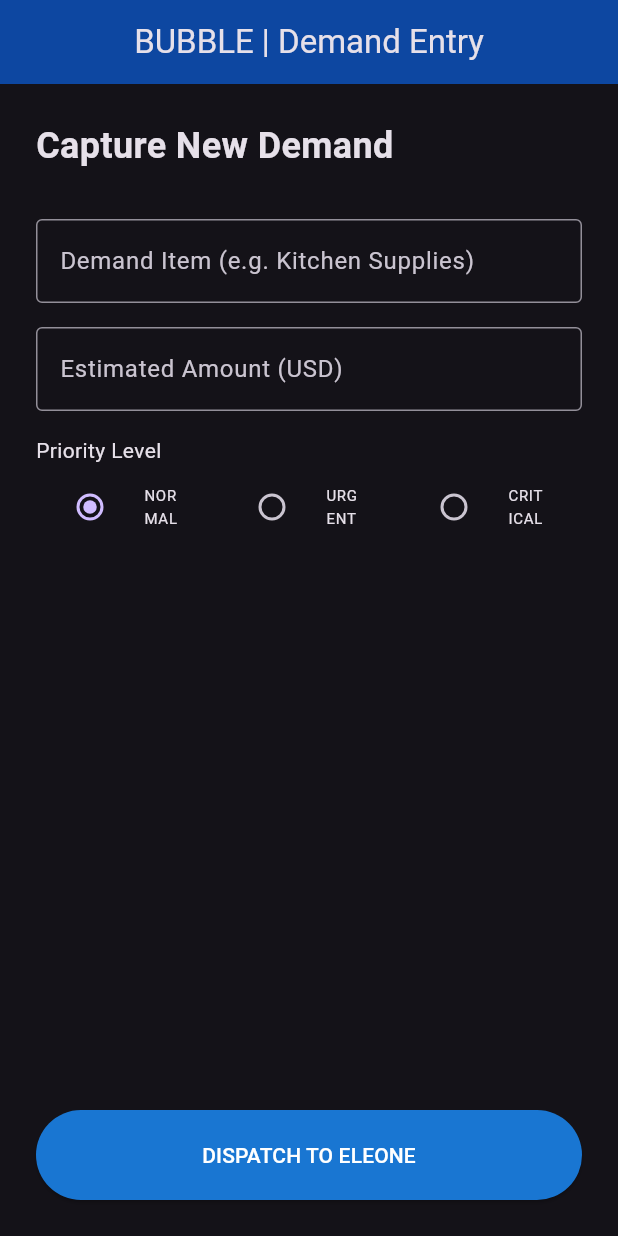
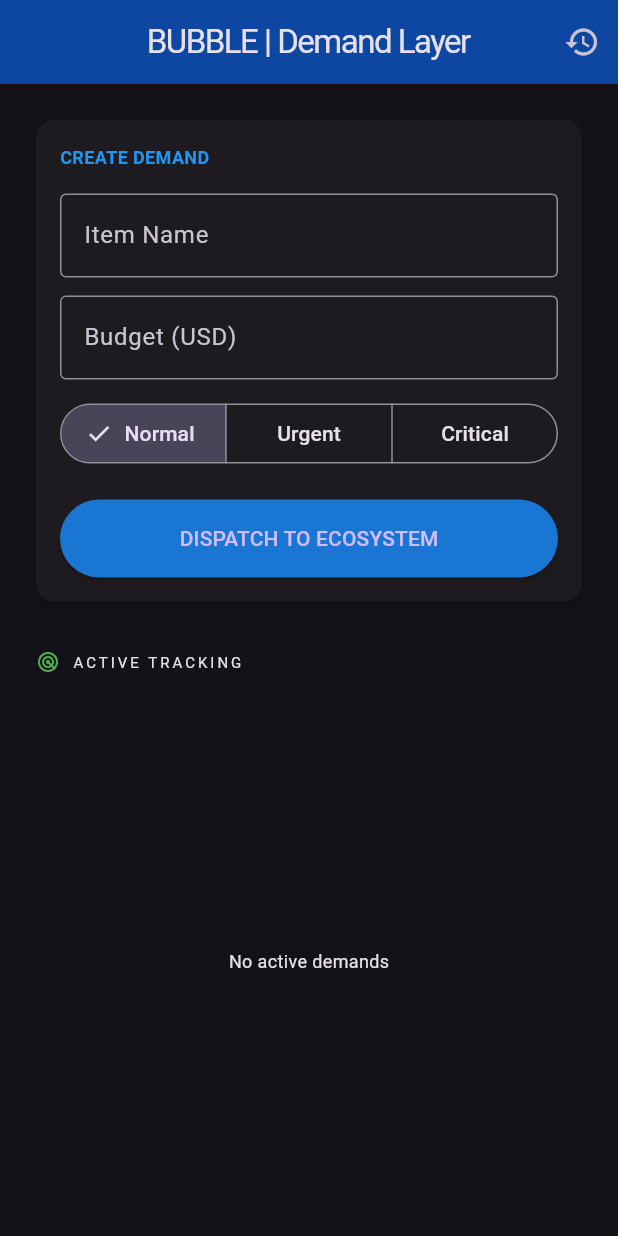
Before and after one commit to GITCHAT10/legal-docs, a Flutter app: the screen it shows after launch, on a phone screen of 412 x 824 dp. Run offline on Flutter 3.47's test engine with Material 3 defaults, Android fonts, the phone set to English and light mode, and no system bars; statements that could not run were skipped.

Commit message:
feat: finalize AEGIS Control Platform and BUBBLE App Layer
- Harden Backend: Fix Duplicate Anomaly crashes and migration rollback safety.
- Schema Update: Change `aggregate_id` to string to support diverse ID formats (e.g., FOLIO-202, BOOKING-8891).
- Modular Refactor: Reorganize backend into domain-specific modules (Core, Bubble, Eleone, EleoneInn, Skygodown, AtollAirways, Aegis).
- Advanced UI: Complete ACI Phase 2 (Dashboard, Monitor, Operations, Logs).
- Mobile Layer: Initialize BUBBLE Demand Entry App in Flutter with real-time tracking.
- Compliance: Implement MIRA tax logic and cross-module detectors.
- Planning: Deliver 14-day Production Readiness Roadmap (ROADMAP.md) and Gap Audit (GAP_AUDIT.md).
- Documentation: Update system architecture and integration workflow (ARCHITECTURE.md).

Co-authored-by: GITCHAT10 <216343782+GITCHAT10@users.noreply.github.com>

```diff
--- a/bubble_app/lib/screens/demand_entry_screen.dart
+++ b/bubble_app/lib/screens/demand_entry_screen.dart
@@ -15,13 +15,16 @@ class _DemandEntryScreenState extends State<DemandEntryScreen> {
   final _amountController = TextEditingController();
   String _priority = 'NORMAL';
   bool _isSubmitting = false;
+  List<Map<String, dynamic>> _activeDemands = [];
 
   Future<void> _submitDemand() async {
+    if (_itemController.text.isEmpty) return;
     setState(() => _isSubmitting = true);
 
+    final demandId = 'DEMAND-${const Uuid().v4().substring(0, 8)}';
     final payload = {
       'event_type': 'DEMAND_CREATED',
-      'aggregate_id': 'DEMAND-${const Uuid().v4().substring(0, 8)}',
+      'aggregate_id': demandId,
       'aggregate_type': 'Demand',
       'payload': {
         'item': _itemController.text,
@@ -43,90 +46,127 @@ class _DemandEntryScreenState extends State<DemandEntryScreen> {
 
       if (mounted) {
         if (response.statusCode == 201) {
+          setState(() {
+            _activeDemands.insert(0, {
+              'id': demandId,
+              'item': _itemController.text,
+              'status': 'PROCESSING',
+              'time': 'Just now'
+            });
+          });
           ScaffoldMessenger.of(context).showSnackBar(
-            const SnackBar(content: Text('Demand Sent to ELEONE')),
+            const SnackBar(content: Text('Demand Sent to ELEONE'), backgroundColor: Colors.green),
           );
           _itemController.clear();
           _amountController.clear();
         } else {
-          ScaffoldMessenger.of(context).showSnackBar(
-            SnackBar(content: Text('Error: ${response.body}')),
-          );
+          _showError('Server Error: ${response.statusCode}');
         }
       }
     } catch (e) {
-      if (mounted) {
-        ScaffoldMessenger.of(context).showSnackBar(
-          SnackBar(content: Text('Connection Failed: $e')),
-        );
-      }
+      _showError('Connection Failed. Is AEGIS Backend Running?');
     } finally {
       if (mounted) setState(() => _isSubmitting = false);
     }
+  }
+
+  void _showError(String msg) {
+    ScaffoldMessenger.of(context).showSnackBar(
+      SnackBar(content: Text(msg), backgroundColor: Colors.red),
+    );
   }
 
   @override
   Widget build(BuildContext context) {
     return Scaffold(
       appBar: AppBar(
-        title: const Text('BUBBLE | Demand Entry'),
+        title: const Text('BUBBLE | Demand Layer', style: TextStyle(fontWeight: FontWeight.black, letterSpacing: -1)),
         centerTitle: true,
         backgroundColor: Colors.blue[900],
+        actions: [
+          IconButton(icon: const Icon(Icons.history), onPressed: () {})
+        ],
       ),
-      body: Padding(
-        padding: const EdgeInsets.all(24.0),
+      body: Column(
+        children: [
+          // Demand Form
+          Padding(
+            padding: const EdgeInsets.all(20.0),
+            child: Card(
+              color: Colors.slate[900],
+              child: Padding(
+                padding: const EdgeInsets.all(16.0),
                 child: Column(
                   crossAxisAlignment: CrossAxisAlignment.stretch,
                   children: [
-            const Text(
-              'Capture New Demand',
-              style: TextStyle(fontSize: 24, fontWeight: FontWeight.bold),
-            ),
-            const SizedBox(height: 32),
+                    const Text('CREATE DEMAND', style: TextStyle(fontSize: 12, fontWeight: FontWeight.bold, color: Colors.blue)),
+                    const SizedBox(height: 16),
                     TextField(
                       controller: _itemController,
-              decoration: const InputDecoration(
-                labelText: 'Demand Item (e.g. Kitchen Supplies)',
-                border: OutlineInputBorder(),
+                      decoration: const InputDecoration(labelText: 'Item Name', border: OutlineInputBorder()),
                     ),
-            ),
-            const SizedBox(height: 16),
+                    const SizedBox(height: 12),
                     TextField(
                       controller: _amountController,
                       keyboardType: TextInputType.number,
-              decoration: const InputDecoration(
-                labelText: 'Estimated Amount (USD)',
-                border: OutlineInputBorder(),
-                prefixText: '\$ ',
+                      decoration: const InputDecoration(labelText: 'Budget (USD)', prefixText: '\$ ', border: OutlineInputBorder()),
                     ),
+                    const SizedBox(height: 12),
+                    SegmentedButton<String>(
+                      segments: const [
+                        ButtonSegment(value: 'NORMAL', label: Text('Normal')),
+                        ButtonSegment(value: 'URGENT', label: Text('Urgent')),
+                        ButtonSegment(value: 'CRITICAL', label: Text('Critical')),
+                      ],
+                      selected: {_priority},
+                      onSelectionChanged: (v) => setState(() => _priority = v.first),
                     ),
-            const SizedBox(height: 16),
-            const Text('Priority Level'),
-            Row(
-              children: ['NORMAL', 'URGENT', 'CRITICAL'].map((p) => Expanded(
-                child: RadioListTile<String>(
-                  title: Text(p, style: const TextStyle(fontSize: 10)),
-                  value: p,
-                  groupValue: _priority,
-                  onChanged: (v) => setState(() => _priority = v!),
-                ),
-              )).toList(),
-            ),
-            const Spacer(),
+                    const SizedBox(height: 20),
                     ElevatedButton(
                       onPressed: _isSubmitting ? null : _submitDemand,
-              style: ElevatedButton.styleFrom(
-                padding: const EdgeInsets.all(20),
-                backgroundColor: Colors.blue[700],
-                foregroundColor: Colors.white,
-              ),
-              child: _isSubmitting
-                ? const CircularProgressIndicator(color: Colors.white)
-                : const Text('DISPATCH TO ELEONE', style: TextStyle(fontWeight: FontWeight.black)),
+                      style: ElevatedButton.styleFrom(backgroundColor: Colors.blue[700], padding: const EdgeInsets.all(16)),
+                      child: _isSubmitting ? const CircularProgressIndicator() : const Text('DISPATCH TO ECOSYSTEM'),
                     ),
                   ],
                 ),
               ),
+            ),
+          ),
+
+          // Tracking List
+          const Padding(
+            padding: EdgeInsets.symmetric(horizontal: 24.0, vertical: 8.0),
+            child: Row(
+              children: [
+                Icon(Icons.radar, size: 16, color: Colors.green),
+                SizedBox(width: 8),
+                Text('ACTIVE TRACKING', style: TextStyle(fontSize: 10, fontWeight: FontWeight.black, letterSpacing: 2)),
+              ],
+            ),
+          ),
+
+          Expanded(
+            child: _activeDemands.isEmpty
+              ? Center(child: Text('No active demands', style: TextStyle(color: Colors.slate[700], fontSize: 12)))
+              : ListView.builder(
+                  itemCount: _activeDemands.length,
+                  itemBuilder: (context, index) {
+                    final d = _activeDemands[index];
+                    return ListTile(
+                      leading: const CircleAvatar(backgroundColor: Colors.blue, child: Icon(Icons.package, size: 16)),
+                      title: Text(d['item'], style: const TextStyle(fontWeight: FontWeight.bold)),
+                      subtitle: Text(d['id'], style: const TextStyle(fontSize: 10, fontFeatures: [FontFeature.tabularFigures()])),
+                      trailing: Container(
+                        padding: const EdgeInsets.symmetric(horizontal: 8, vertical: 4),
+                        decoration: BoxDecoration(color: Colors.blue.withOpacity(0.1), borderRadius: BorderRadius.circular(4)),
+                        child: Text(d['status'], style: const TextStyle(color: Colors.blue, fontSize: 10, fontWeight: FontWeight.bold)),
+                      ),
+                    );
+                  },
+                ),
+          ),
+        ],
+      ),
     );
   }
 }
```
Also changed, not shown: 4 other files. Lines whose indentation alone changed are shown as unchanged.
